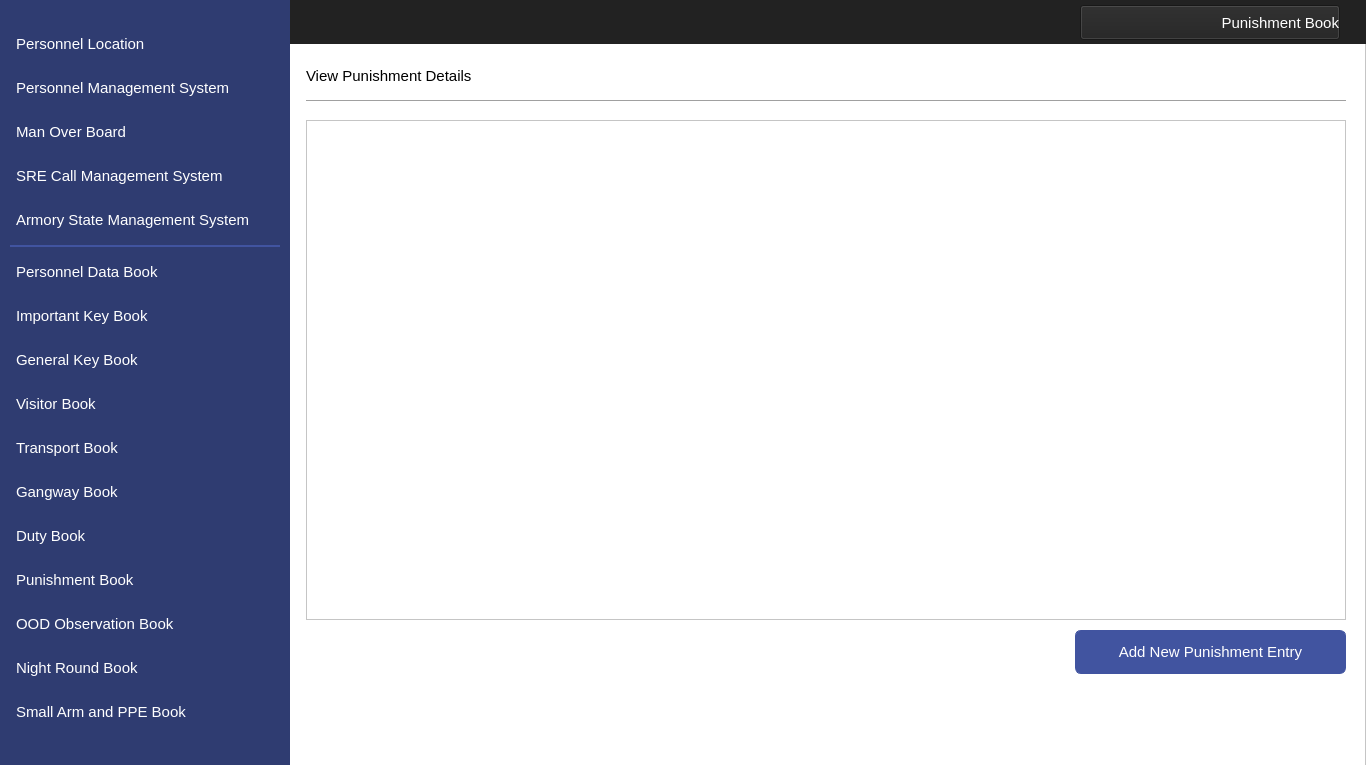
First picture: the form in Interfaces/ViewPunishment.ui, repository MuhammadUsamax123/IndoorPositioning, before the edit.
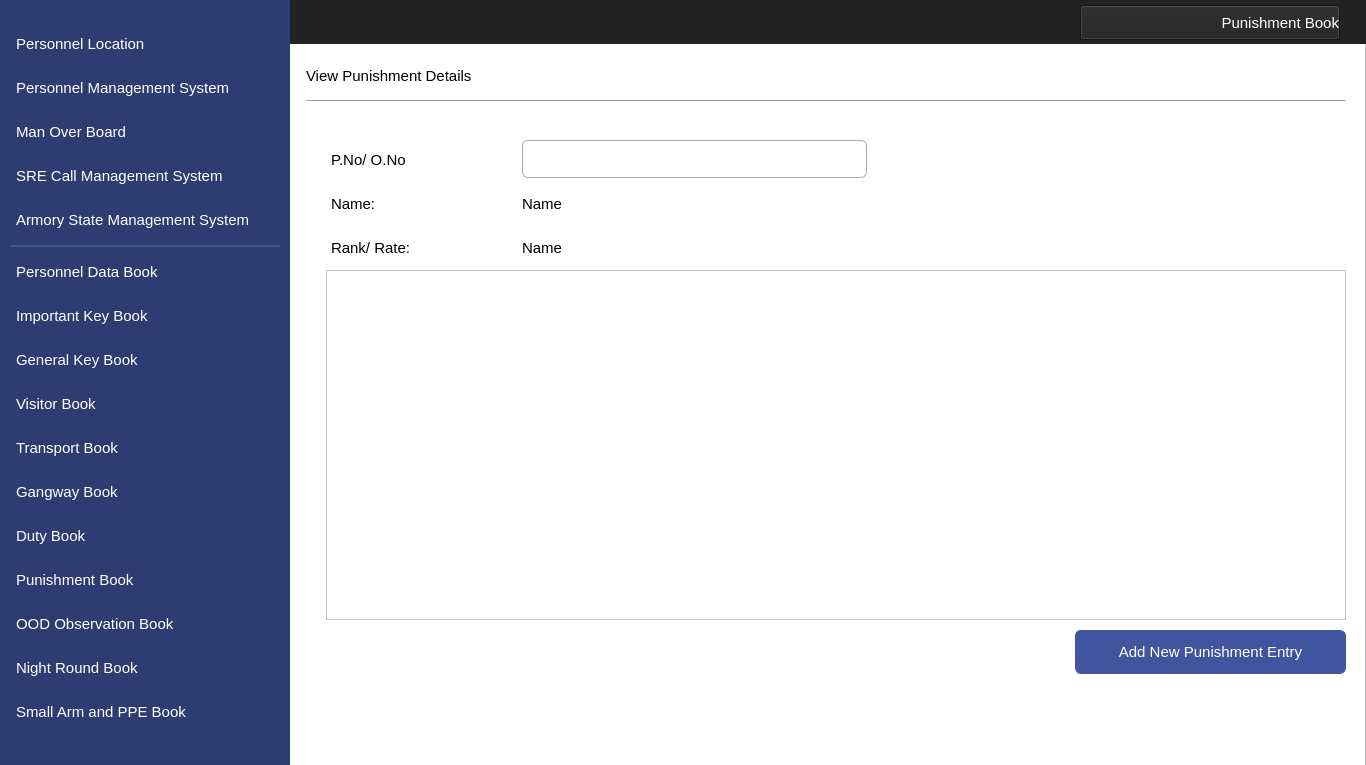
Second picture: the form after the edit. Icons and pictures are not drawn.

Diff of the .ui file:
```diff
--- a/Interfaces/ViewPunishment.ui
+++ b/Interfaces/ViewPunishment.ui
@@ -1278,10 +1278,10 @@
     <widget class="QTableView" name="tblDetails">
      <property name="geometry">
       <rect>
-       <x>306</x>
-       <y>120</y>
-       <width>1040</width>
-       <height>500</height>
+       <x>326</x>
+       <y>270</y>
+       <width>1020</width>
+       <height>350</height>
       </rect>
      </property>
      <property name="font">
@@ -1305,6 +1305,208 @@
       <enum>Qt::ElideMiddle</enum>
      </property>
     </widget>
+    <widget class="QLabel" name="label_11">
+     <property name="geometry">
+      <rect>
+       <x>331</x>
+       <y>226</y>
+       <width>191</width>
+       <height>44</height>
+      </rect>
+     </property>
+     <property name="font">
+      <font>
+       <family>Segoe UI</family>
+       <pointsize>11</pointsize>
+      </font>
+     </property>
+     <property name="layoutDirection">
+      <enum>Qt::LeftToRight</enum>
+     </property>
+     <property name="styleSheet">
+      <string notr="true">color: #000000;
+background-color:#ffffff;
+font-size: 11pt</string>
+     </property>
+     <property name="text">
+      <string>Rank/ Rate:</string>
+     </property>
+     <property name="alignment">
+      <set>Qt::AlignLeading|Qt::AlignLeft|Qt::AlignVCenter</set>
+     </property>
+    </widget>
+    <widget class="QLabel" name="label_9">
+     <property name="geometry">
+      <rect>
+       <x>331</x>
+       <y>138</y>
+       <width>191</width>
+       <height>44</height>
+      </rect>
+     </property>
+     <property name="font">
+      <font>
+       <family>Segoe UI</family>
+       <pointsize>11</pointsize>
+      </font>
+     </property>
+     <property name="layoutDirection">
+      <enum>Qt::LeftToRight</enum>
+     </property>
+     <property name="styleSheet">
+      <string notr="true">color: #000000;
+background-color:#ffffff;
+font-size: 11pt</string>
+     </property>
+     <property name="text">
+      <string>P.No/ O.No</string>
+     </property>
+     <property name="alignment">
+      <set>Qt::AlignLeading|Qt::AlignLeft|Qt::AlignVCenter</set>
+     </property>
+    </widget>
+    <widget class="QLabel" name="lblPunishName">
+     <property name="geometry">
+      <rect>
+       <x>522</x>
+       <y>182</y>
+       <width>345</width>
+       <height>44</height>
+      </rect>
+     </property>
+     <property name="font">
+      <font>
+       <family>Segoe UI</family>
+       <pointsize>11</pointsize>
+      </font>
+     </property>
+     <property name="layoutDirection">
+      <enum>Qt::LeftToRight</enum>
+     </property>
+     <property name="styleSheet">
+      <string notr="true">color: #000000;
+background-color:#ffffff;
+font-size: 11pt</string>
+     </property>
+     <property name="text">
+      <string>Name</string>
+     </property>
+     <property name="alignment">
+      <set>Qt::AlignLeading|Qt::AlignLeft|Qt::AlignVCenter</set>
+     </property>
+    </widget>
+    <widget class="QLabel" name="lblPunishRank">
+     <property name="geometry">
+      <rect>
+       <x>522</x>
+       <y>226</y>
+       <width>345</width>
+       <height>44</height>
+      </rect>
+     </property>
+     <property name="font">
+      <font>
+       <family>Segoe UI</family>
+       <pointsize>11</pointsize>
+      </font>
+     </property>
+     <property name="layoutDirection">
+      <enum>Qt::LeftToRight</enum>
+     </property>
+     <property name="styleSheet">
+      <string notr="true">color: #000000;
+background-color:#ffffff;
+font-size: 11pt</string>
+     </property>
+     <property name="text">
+      <string>Name</string>
+     </property>
+     <property name="alignment">
+      <set>Qt::AlignLeading|Qt::AlignLeft|Qt::AlignVCenter</set>
+     </property>
+    </widget>
+    <widget class="QLabel" name="label_10">
+     <property name="geometry">
+      <rect>
+       <x>331</x>
+       <y>182</y>
+       <width>191</width>
+       <height>44</height>
+      </rect>
+     </property>
+     <property name="font">
+      <font>
+       <family>Segoe UI</family>
+       <pointsize>11</pointsize>
+      </font>
+     </property>
+     <property name="layoutDirection">
+      <enum>Qt::LeftToRight</enum>
+     </property>
+     <property name="styleSheet">
+      <string notr="true">color: #000000;
+background-color:#ffffff;
+font-size: 11pt</string>
+     </property>
+     <property name="text">
+      <string>Name:</string>
+     </property>
+     <property name="alignment">
+      <set>Qt::AlignLeading|Qt::AlignLeft|Qt::AlignVCenter</set>
+     </property>
+    </widget>
+    <widget class="QComboBox" name="cBoxIssuingPNo">
+     <property name="geometry">
+      <rect>
+       <x>522</x>
+       <y>140</y>
+       <width>345</width>
+       <height>38</height>
+      </rect>
+     </property>
+     <property name="font">
+      <font>
+       <family>Segoe UI</family>
+       <pointsize>11</pointsize>
+       <kerning>true</kerning>
+      </font>
+     </property>
+     <property name="cursor">
+      <cursorShape>PointingHandCursor</cursorShape>
+     </property>
+     <property name="styleSheet">
+      <string notr="true">QComboBox{ border-width: 1px;
+ border-color: #aaa;
+ border-style: solid;
+border-radius:6; 
+}
+
+QComboBox::drop-down:button{
+background-color:transparent;
+}
+QComboBox::down-arrow {
+ 
+    image: url(C:/Users/home/Desktop/IndoorPoistionInterfaces/InterfaceIcons/dropDown.png);
+    width: 25px;
+    height: 9px;
+}
+QComboBox:hover{
+	 border:1px solid #000;	
+ 	transition:.3s;
+}
+  QComboBox:focus{
+    border-color:dodgerBlue;
+    box-shadow:0 0 8px 0 dodgerBlue;
+  }
+</string>
+     </property>
+     <property name="editable">
+      <bool>false</bool>
+     </property>
+     <property name="frame">
+      <bool>true</bool>
+     </property>
+    </widget>
     <zorder>label_2</zorder>
     <zorder>label</zorder>
     <zorder>navViewPunishment</zorder>
```
Left out of the diff: 6 changed lines with no effect on the pictures.
